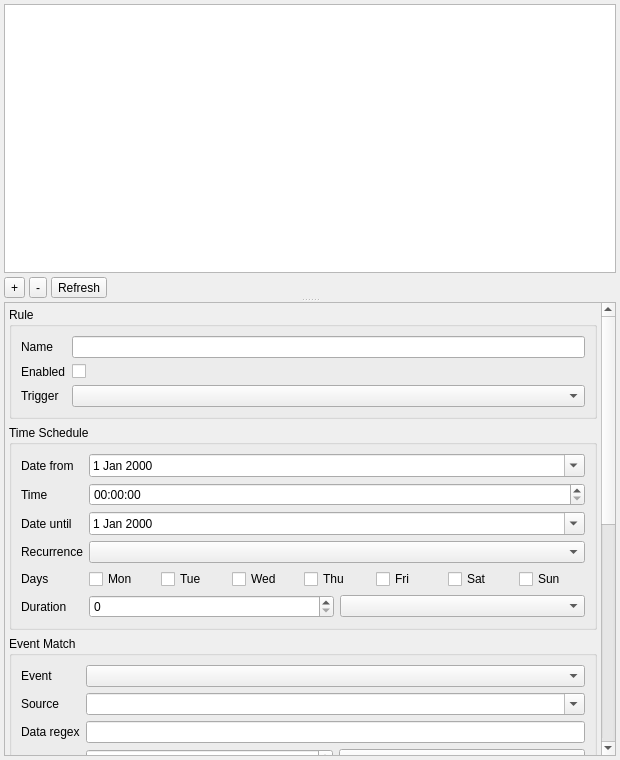
Old version of the form plugins/feature/scheduler/schedulergui.ui in the repository srcejon/sdrangel.
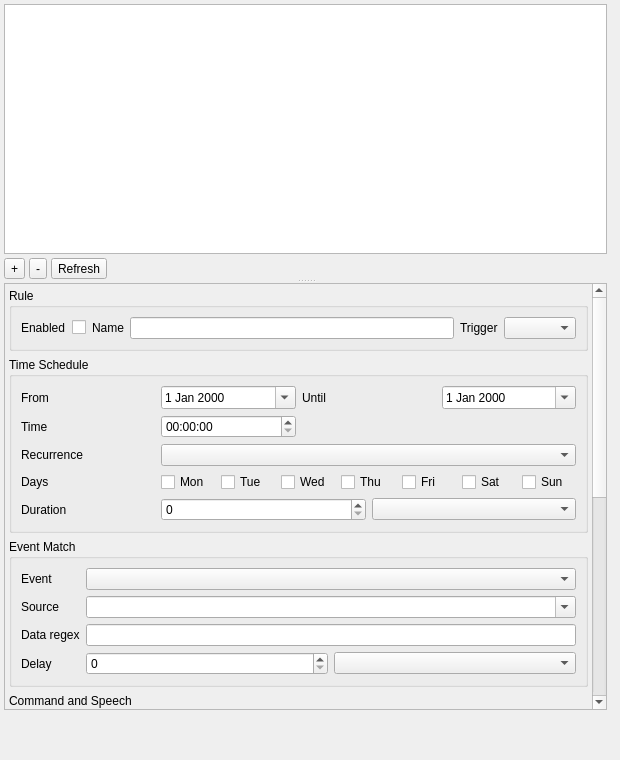
New version of the form. Custom widgets are drawn as their Qt base class.

Diff of the .ui file:
```diff
--- a/plugins/feature/scheduler/schedulergui.ui
+++ b/plugins/feature/scheduler/schedulergui.ui
@@ -30,8 +30,8 @@
     <rect>
      <x>0</x>
      <y>0</y>
-     <width>620</width>
-     <height>760</height>
+     <width>611</width>
+     <height>714</height>
     </rect>
    </property>
    <property name="sizePolicy">
@@ -158,8 +158,8 @@
         <rect>
          <x>0</x>
          <y>0</y>
-         <width>593</width>
-         <height>979</height>
+          <width>584</width>
+          <height>956</height>
         </rect>
        </property>
        <layout class="QVBoxLayout" name="editorLayout">
@@ -183,8 +183,8 @@
           <property name="title">
            <string>Rule</string>
           </property>
-          <layout class="QFormLayout" name="ruleForm">
-           <item row="0" column="0">
+           <layout class="QGridLayout" name="gridLayout">
+            <item row="0" column="2">
             <widget class="QLabel" name="ruleNameLabel">
              <property name="text">
               <string>Name</string>
@@ -192,30 +192,30 @@
             </widget>
            </item>
            <item row="0" column="1">
-            <widget class="QLineEdit" name="ruleName"/>
-           </item>
-           <item row="1" column="0">
-            <widget class="QLabel" name="ruleEnabledLabel">
-             <property name="text">
-              <string>Enabled</string>
-             </property>
-            </widget>
-           </item>
-           <item row="1" column="1">
             <widget class="QCheckBox" name="ruleEnabled">
              <property name="text">
               <string/>
              </property>
             </widget>
            </item>
-           <item row="2" column="0">
+            <item row="0" column="4">
             <widget class="QLabel" name="triggerTypeLabel">
              <property name="text">
               <string>Trigger</string>
              </property>
             </widget>
            </item>
-           <item row="2" column="1">
+            <item row="0" column="0">
+             <widget class="QLabel" name="ruleEnabledLabel">
+              <property name="text">
+               <string>Enabled</string>
+              </property>
+             </widget>
+            </item>
+            <item row="0" column="3">
+             <widget class="QLineEdit" name="ruleName"/>
+            </item>
+            <item row="0" column="5">
             <widget class="QComboBox" name="triggerType"/>
            </item>
           </layout>
@@ -226,18 +226,18 @@
           <property name="title">
            <string>Time Schedule</string>
           </property>
-          <layout class="QFormLayout" name="timeForm">
-           <item row="0" column="0">
-            <widget class="QLabel" name="dateFromLabel">
+           <layout class="QGridLayout" name="gridLayout_2">
+            <item row="0" column="2">
+             <widget class="QLabel" name="dateUntilLabel">
              <property name="text">
-              <string>Date from</string>
+               <string>Until</string>
              </property>
             </widget>
            </item>
-           <item row="0" column="1">
-            <widget class="QDateEdit" name="dateFrom">
-             <property name="calendarPopup">
-              <bool>true</bool>
+            <item row="4" column="0">
+             <widget class="QLabel" name="weekdaysLabel">
+              <property name="text">
+               <string>Days</string>
              </property>
             </widget>
            </item>
@@ -248,20 +248,17 @@
              </property>
             </widget>
            </item>
-           <item row="1" column="1">
-            <widget class="QTimeEdit" name="time"/>
-           </item>
-           <item row="2" column="0">
-            <widget class="QLabel" name="dateUntilLabel">
+            <item row="0" column="0">
+             <widget class="QLabel" name="dateFromLabel">
              <property name="text">
-              <string>Date until</string>
+               <string>From</string>
              </property>
             </widget>
            </item>
-           <item row="2" column="1">
-            <widget class="QDateEdit" name="dateUntil">
-             <property name="calendarPopup">
-              <bool>true</bool>
+            <item row="5" column="0">
+             <widget class="QLabel" name="durationLabel">
+              <property name="text">
+               <string>Duration</string>
              </property>
             </widget>
            </item>
@@ -272,17 +269,24 @@
              </property>
             </widget>
            </item>
-           <item row="3" column="1">
+            <item row="0" column="1">
+             <widget class="QDateEdit" name="dateFrom">
+              <property name="calendarPopup">
+               <bool>true</bool>
+              </property>
+             </widget>
+            </item>
+            <item row="0" column="3">
+             <widget class="QDateEdit" name="dateUntil">
+              <property name="calendarPopup">
+               <bool>true</bool>
+              </property>
+             </widget>
+            </item>
+            <item row="3" column="1" colspan="3">
             <widget class="QComboBox" name="recurrence"/>
            </item>
-           <item row="4" column="0">
-            <widget class="QLabel" name="weekdaysLabel">
-             <property name="text">
-              <string>Days</string>
-             </property>
-            </widget>
-           </item>
-           <item row="4" column="1">
+            <item row="4" column="1" colspan="3">
             <widget class="QWidget" name="weekdaysWidget" native="true">
              <layout class="QHBoxLayout" name="weekdaysLayout">
               <property name="leftMargin">
@@ -349,14 +353,10 @@
              </layout>
             </widget>
            </item>
-           <item row="5" column="0">
-            <widget class="QLabel" name="durationLabel">
-             <property name="text">
-              <string>Duration</string>
-             </property>
-            </widget>
-           </item>
-           <item row="5" column="1">
+            <item row="1" column="1">
+             <widget class="QTimeEdit" name="time"/>
+            </item>
+            <item row="5" column="1" colspan="3">
             <layout class="QHBoxLayout" name="durationLayout">
              <item>
               <widget class="QSpinBox" name="duration">
```
Lines whose indentation alone changed are shown as unchanged.
